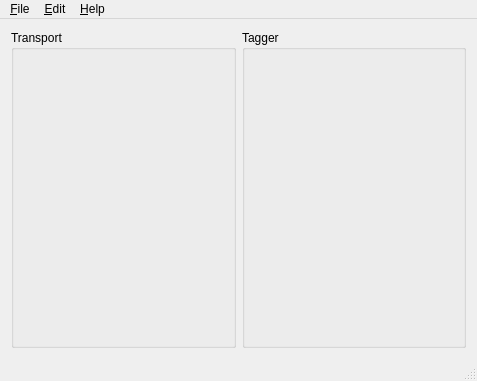
First picture: the form in src/mainwindow.ui, repository SMC-LAB/Eve, before the edit.
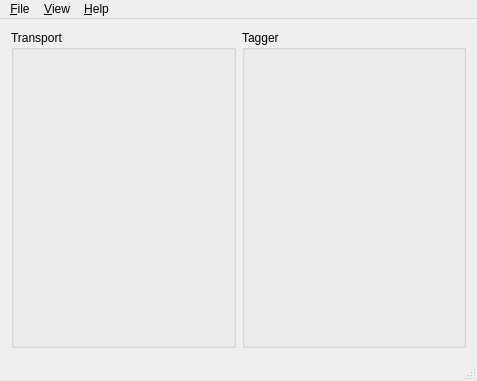
Second picture: the form after the edit. Icons and pictures are not drawn.

```diff
--- a/src/mainwindow.ui
+++ b/src/mainwindow.ui
@@ -91,9 +91,9 @@
     <addaction name="separator"/>
     <addaction name="actionQuit"/>
    </widget>
-   <widget class="QMenu" name="menuEdit">
+   <widget class="QMenu" name="menuView">
     <property name="title">
-     <string>&amp;Edit</string>
+     <string>&amp;View</string>
     </property>
     <addaction name="actionPreferences"/>
     <addaction name="actionTest"/>
@@ -108,7 +108,7 @@
     <addaction name="actionAbout_Eve"/>
    </widget>
    <addaction name="menuFile"/>
-   <addaction name="menuEdit"/>
+   <addaction name="menuView"/>
    <addaction name="menuHelp"/>
   </widget>
   <widget class="QStatusBar" name="statusbar"/>
```
Left out of the diff: 28 changed lines with no effect on the pictures.
